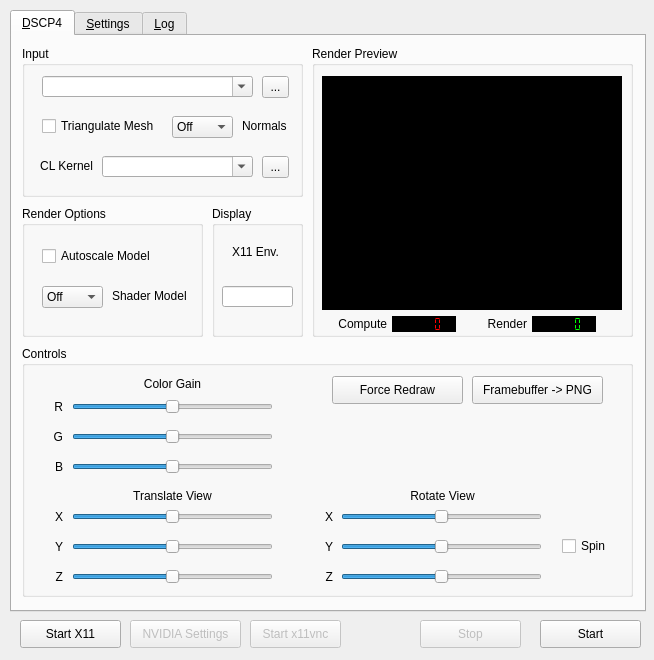
Before: the Qt Designer form render_algorithms/dscp4/dscp4-qt/ui/mainwindow.ui in itsermo/holovideo-algorithms, drawn with Qt 5.
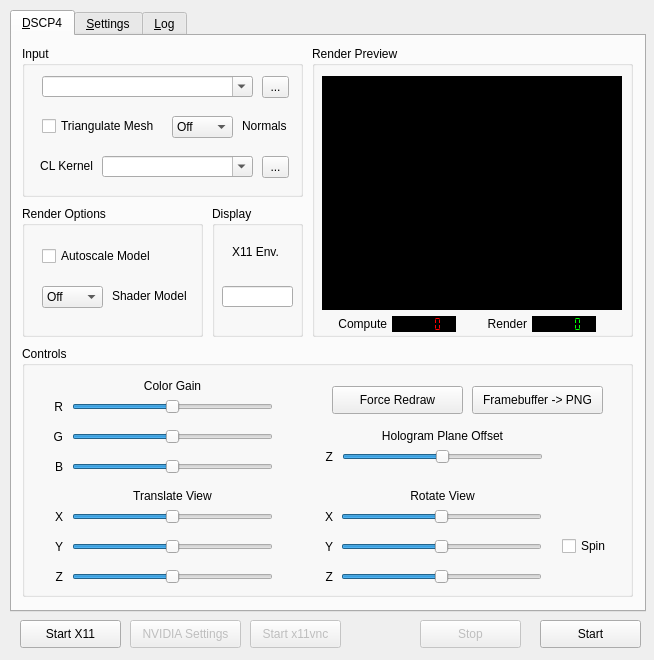
After: the same form once the commit is applied.

Commit message: dscp4-qt is finally feature complete, with the added benefit of controlling the z-offset with a slider and update on r/g/b color gain. whoopeeeee!

Patch:
```diff
--- a/render_algorithms/dscp4/dscp4-qt/ui/mainwindow.ui
+++ b/render_algorithms/dscp4/dscp4-qt/ui/mainwindow.ui
@@ -394,10 +394,10 @@
       <widget class="QLabel" name="colorGainLabel">
        <property name="geometry">
         <rect>
-         <x>100</x>
+         <x>50</x>
          <y>30</y>
-         <width>101</width>
-         <height>16</height>
+         <width>201</width>
+         <height>20</height>
         </rect>
        </property>
        <property name="text">
@@ -604,7 +604,7 @@
        <property name="geometry">
         <rect>
          <x>450</x>
-         <y>30</y>
+         <y>40</y>
          <width>131</width>
          <height>28</height>
         </rect>
@@ -623,7 +623,7 @@
        <property name="geometry">
         <rect>
          <x>310</x>
-         <y>30</y>
+         <y>40</y>
          <width>131</width>
          <height>28</height>
         </rect>
@@ -790,6 +790,72 @@
         <enum>Qt::Horizontal</enum>
        </property>
       </widget>
+      <widget class="QSlider" name="zOffsetHorizontalSlider">
+       <property name="enabled">
+        <bool>true</bool>
+       </property>
+       <property name="geometry">
+        <rect>
+         <x>320</x>
+         <y>100</y>
+         <width>201</width>
+         <height>22</height>
+        </rect>
+       </property>
+       <property name="toolTip">
+        <string>&lt;html&gt;&lt;head/&gt;&lt;body&gt;&lt;p&gt;Sets the Z-offset in the fringe computation.  Change this slider to make objects appear in front, or behind the hologram plane.&lt;/p&gt;&lt;/body&gt;&lt;/html&gt;</string>
+       </property>
+       <property name="minimum">
+        <number>-100</number>
+       </property>
+       <property name="maximum">
+        <number>100</number>
+       </property>
+       <property name="singleStep">
+        <number>1</number>
+       </property>
+       <property name="value">
+        <number>0</number>
+       </property>
+       <property name="sliderPosition">
+        <number>0</number>
+       </property>
+       <property name="orientation">
+        <enum>Qt::Horizontal</enum>
+       </property>
+      </widget>
+      <widget class="QLabel" name="hologramPlaneOffsetLabel">
+       <property name="geometry">
+        <rect>
+         <x>320</x>
+         <y>80</y>
+         <width>201</width>
+         <height>20</height>
+        </rect>
+       </property>
+       <property name="text">
+        <string>Hologram Plane Offset</string>
+       </property>
+       <property name="alignment">
+        <set>Qt::AlignCenter</set>
+       </property>
+      </widget>
+      <widget class="QLabel" name="hologramPlaneOffsetZLabel">
+       <property name="geometry">
+        <rect>
+         <x>290</x>
+         <y>100</y>
+         <width>21</width>
+         <height>21</height>
+        </rect>
+       </property>
+       <property name="text">
+        <string>Z</string>
+       </property>
+       <property name="alignment">
+        <set>Qt::AlignRight|Qt::AlignTrailing|Qt::AlignVCenter</set>
+       </property>
+      </widget>
      </widget>
      <widget class="QGroupBox" name="displayGroupBox">
       <property name="geometry">
```
The commit also changes 6 other files.
